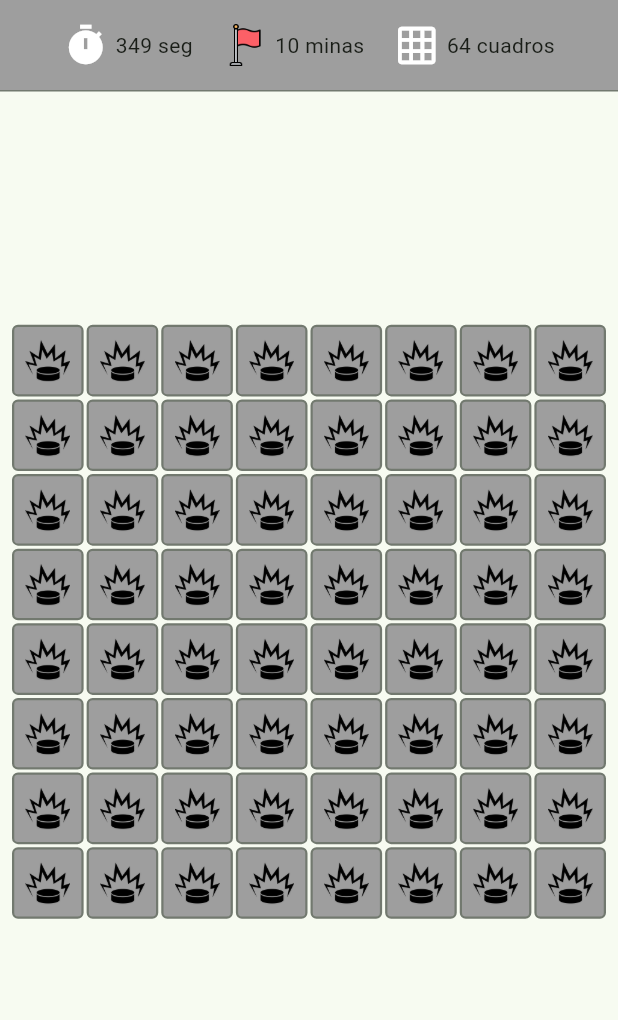
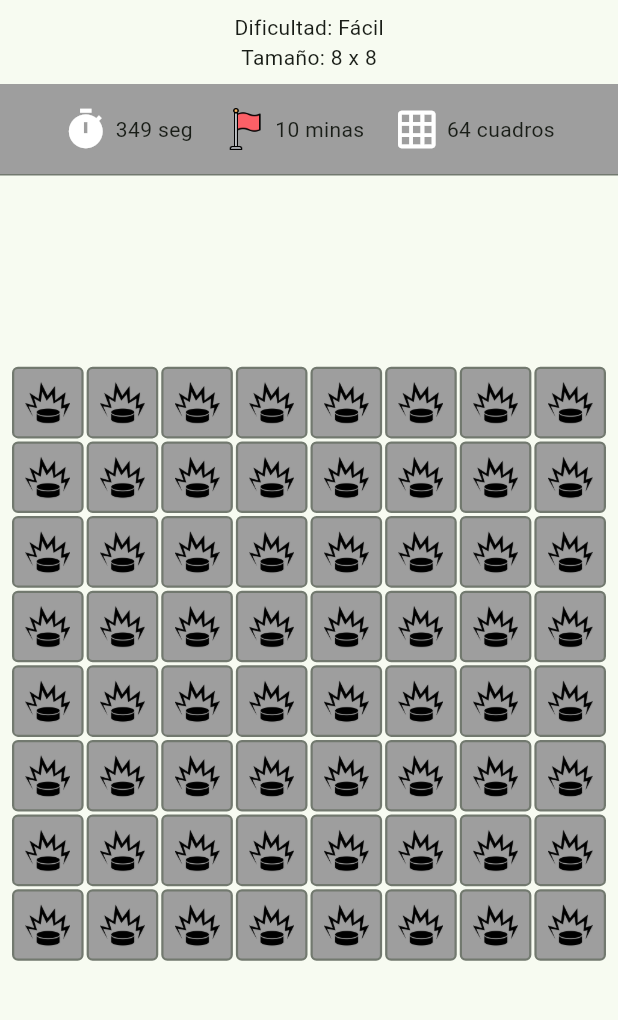
Before and after one commit to RenaLG5/3479A321_2023479013, a Flutter app: the screen it shows after launch, after a tap on "Jugar", on a phone screen of 412 x 824 dp, the part 84-1104 px from its top. Run offline on Flutter 3.47's test engine with Material 3 defaults, Android fonts, the phone set to English and light mode, and no system bars; our stand-ins replace logger.

Commit message:
Implementa paso de parámetros al juego

```diff
--- a/lib/ui/screens/menu_screen.dart
+++ b/lib/ui/screens/menu_screen.dart
@@ -34,7 +34,11 @@
             const SizedBox(height: 40),
 
             ElevatedButton(
-              onPressed: () => Navigator.pushNamed(context, '/game'),
+              onPressed: () => Navigator.pushNamed(
+                context,
+                '/game',
+                arguments: {'difficulty': 'Fácil', 'gridSize': 8},
+              ),
               child: const Text('Jugar'),
             ),
 
--- a/lib/ui/screens/minesweeper_screen.dart
+++ b/lib/ui/screens/minesweeper_screen.dart
@@ -14,6 +14,11 @@
     logger.i('Renderizando MinesweeperScreen');
 
     final theme = Theme.of(context);
+    final args =
+        ModalRoute.of(context)?.settings.arguments as Map<String, dynamic>?;
+
+    final String difficulty = args?['difficulty'] ?? 'Desconocida';
+    final int gridSize = args?['gridSize'] ?? 8;
 
     return Scaffold(
       appBar: AppBar(
@@ -45,6 +50,15 @@
         child: Column(
           children: [
             // Área de Status
+            Padding(
+              padding: const EdgeInsets.all(8.0),
+              child: Column(
+                children: [
+                  Text('Dificultad: $difficulty'),
+                  Text('Tamaño: $gridSize x $gridSize'),
+                ],
+              ),
+            ),
             Container(
               height: 60,
               color: theme.colorScheme.secondary,
```
